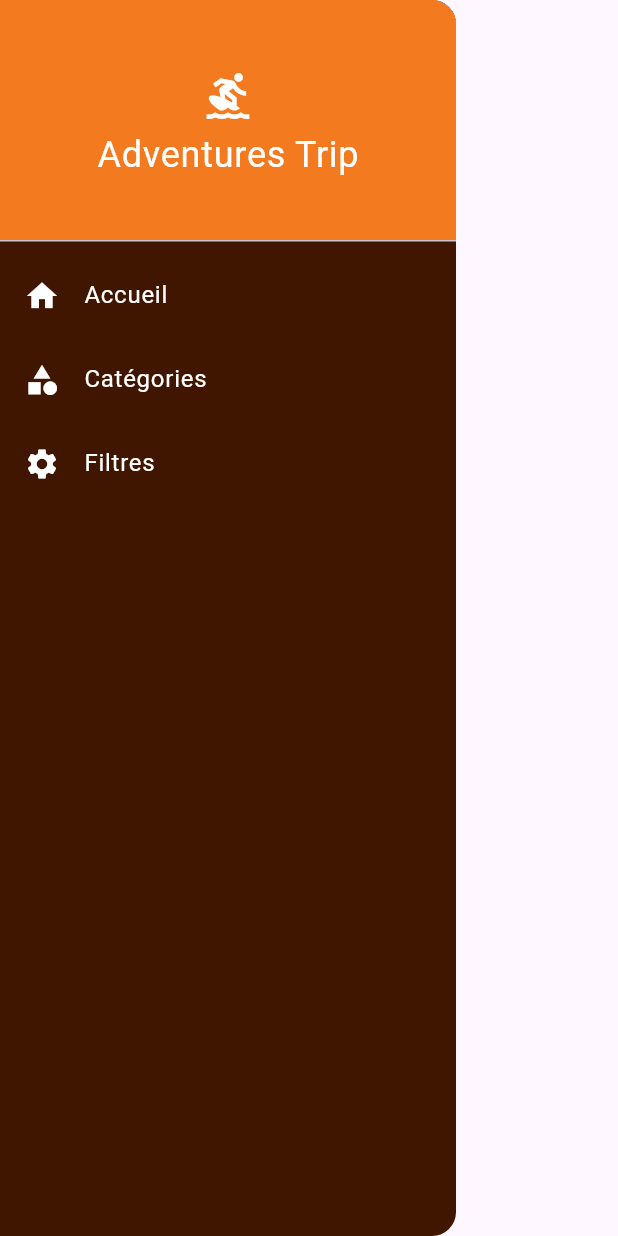
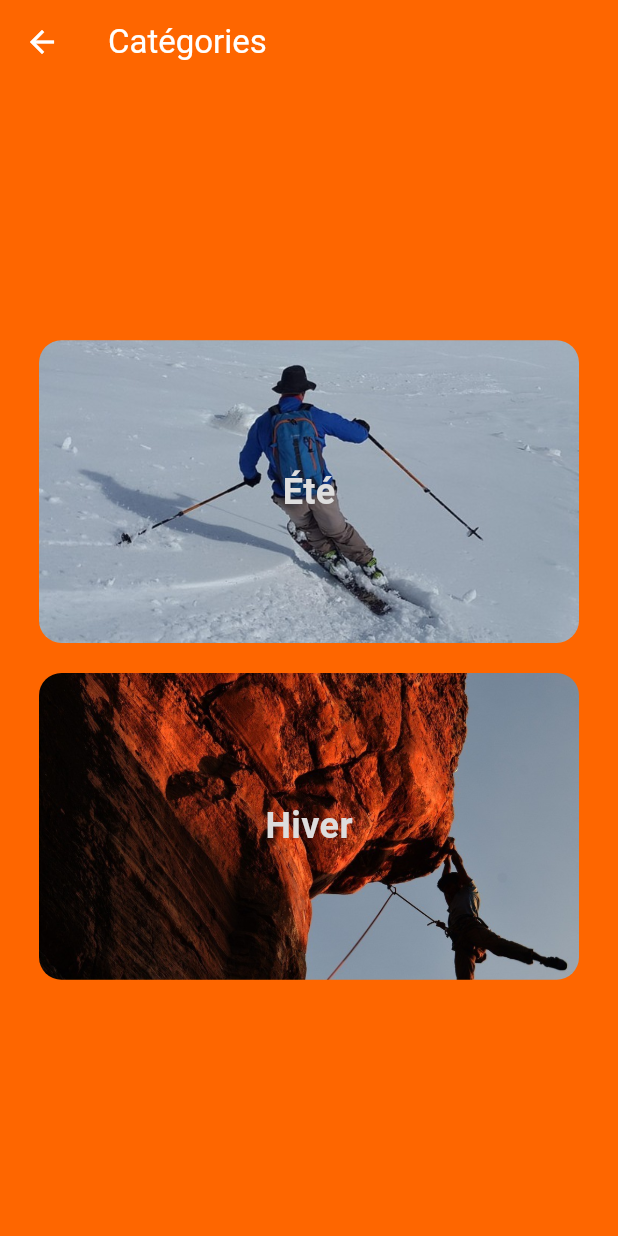
Before and after one commit to EnzoFantapieHamang/flutter, a Flutter app: the Menu widget shown alone on an empty page, opened directly, after a tap on "Catégories", on a phone screen of 412 x 824 dp. Run offline on Flutter 3.47's test engine with Material 3 defaults, Android fonts, the phone set to English and light mode, and no system bars.

Commit message:
Ajout de la navigation vers les catégories

```diff
--- /dev/null
+++ b/lib/screens/categories.dart
@@ -0,0 +1,43 @@
+import 'package:flutter/material.dart';
+import 'package:flutter_f/model/Saison.dart';
+import 'package:flutter_f/widgets/category.dart';
+
+class Categories extends StatelessWidget {
+  const Categories({super.key});
+
+  @override
+  Widget build(BuildContext context) {
+    return Scaffold(
+      backgroundColor: Color.fromARGB(255, 254, 102, 0),
+      appBar: AppBar(
+        backgroundColor: Color.fromARGB(255, 254, 102, 0),
+        leading: IconButton(
+          icon: Icon(Icons.arrow_back, color: Colors.white),
+          onPressed: () {
+            Navigator.of(context).pop();
+          },
+        ),
+        title: Text("Catégories", style: TextStyle(color: Colors.white)),
+      ),
+      body: Center(
+        child: Column(
+          mainAxisAlignment: MainAxisAlignment.center,
+          crossAxisAlignment: CrossAxisAlignment.center,
+          children: [
+            Category(
+              saison: Saison(
+                name: 'Été',
+                ),
+              ),
+            SizedBox(height: 20),
+            Category(
+              saison: Saison(
+                name: 'Hiver',
+                ),
+              ),
+          ],
+        ),
+      ),
+    );
+  }
+}
--- a/lib/screens/menu.dart
+++ b/lib/screens/menu.dart
@@ -1,4 +1,5 @@
 import 'package:flutter/material.dart';
+import 'package:flutter_f/screens/categories.dart';
 import 'package:flutter_f/screens/filters.dart';
 
 class Menu extends StatelessWidget {
@@ -40,7 +41,15 @@ class Menu extends StatelessWidget {
             iconColor: Colors.white,
             leading: Icon(Icons.category),
             title: Text('Catégories'),
-            onTap: () {},
+            onTap: () {
+              Navigator.pop(context);
+              Navigator.push(
+                context,
+                MaterialPageRoute(
+                  builder: (context) => Categories()
+                ),
+              );
+            },
           ),
           ListTile(
             textColor: Colors.white,
--- /dev/null
+++ b/lib/widgets/category.dart
@@ -0,0 +1,43 @@
+import 'package:flutter/material.dart';
+import 'package:flutter_f/model/Saison.dart';
+
+class Category extends StatelessWidget {
+  const Category({super.key, required this.saison});
+
+  final Saison saison;
+
+  @override
+  Widget build(BuildContext context) {
+
+    var text = saison.name;
+
+    String img;
+    if(text == 'Été'){
+      img = "assets/images/ski.jpg";
+    } else {
+      img = "assets/images/escalade.jpg";
+    }
+
+    return Stack(
+      alignment: Alignment.center,
+      children: [
+        ClipRRect(
+          borderRadius: BorderRadius.circular(15),
+          child: Image.asset(
+            img,
+            width: 360,
+            fit: BoxFit.cover,
+          ),
+        ),
+        Text(
+            text,
+            style: TextStyle(
+              fontSize: 24,
+              fontWeight: FontWeight.bold,
+              color: Color.fromARGB(255, 221, 221, 221),
+            ),
+          ),
+      ],
+    );
+  }
+}
--- a/pubspec.yaml
+++ b/pubspec.yaml
@@ -60,6 +60,8 @@ flutter:
   # To add assets to your application, add an assets section, like this:
   assets:
     - assets/images/surf.png
+    - assets/images/ski.jpg
+    - assets/images/escalade.jpg
 
 
   # An image asset can refer to one or more resolution-specific "variants", see
```
Also changed, not shown: assets/images/escalade.jpg (added), assets/images/ski.jpg (added).
